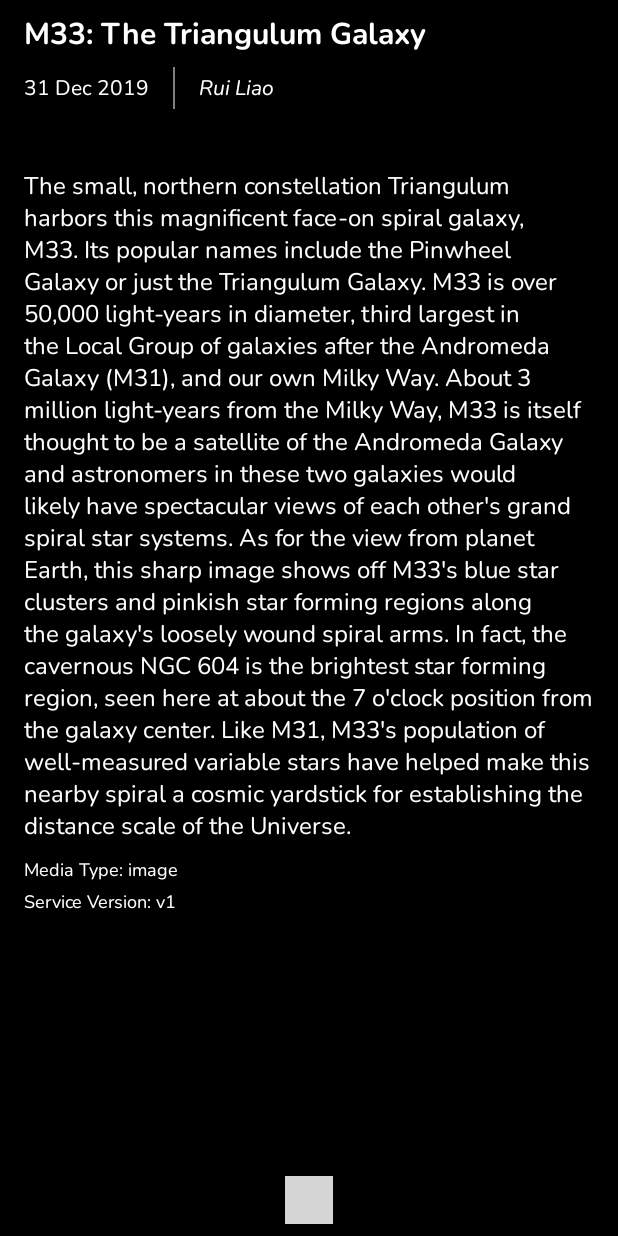
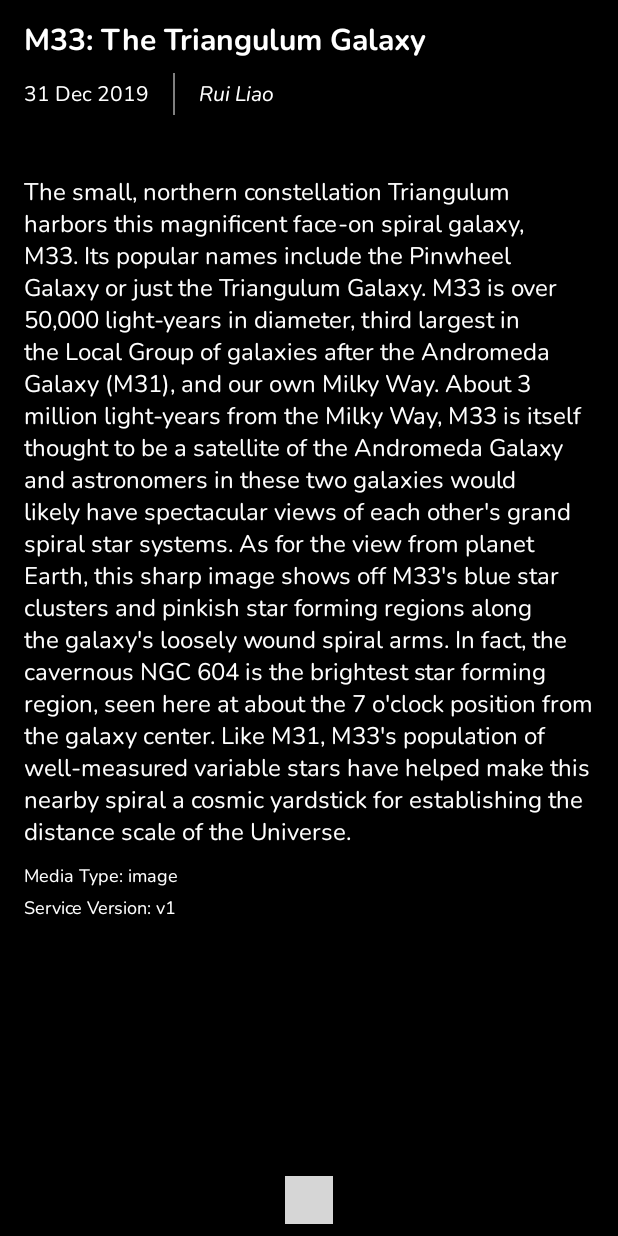
Before and after one commit to ljk15/obvious-apod, an Android app: the LandingFragmentDetails screen opened through its navigation route, on a phone screen of 412 x 824 dp. Run offline under Robolectric (Android 15) with nearby library versions, the phone set to English and light mode, and no system bars; our stand-ins replace Shimmer; libraries missing offline, so code that uses them is left out: androidx.palette.graphics, com.facebook.shimmer; plain views replace ScrollingPagerIndicator; 3 statements that could not run were skipped; grey boxes are pictures that could not be loaded.

Commit message:
Fix margin
Update git-res

```diff
--- a/app/src/main/res/layout-land/holder_details.xml
+++ b/app/src/main/res/layout-land/holder_details.xml
@@ -30,9 +30,10 @@
 
             <TextView
                 android:id="@+id/tvTitle"
+                style="@style/TextStyleTitle"
                 android:layout_width="0dp"
                 android:layout_height="wrap_content"
-                style="@style/TextStyleTitle"
+                android:layout_marginTop="4dp"
                 app:layout_constraintEnd_toEndOf="parent"
                 app:layout_constraintStart_toStartOf="parent"
                 app:layout_constraintTop_toTopOf="parent" />
--- a/app/src/main/res/layout/holder_details.xml
+++ b/app/src/main/res/layout/holder_details.xml
@@ -13,6 +13,7 @@
             style="@style/TextStyleTitle"
             android:layout_width="0dp"
             android:layout_height="wrap_content"
+            android:layout_marginTop="4dp"
             app:layout_constraintEnd_toEndOf="parent"
             app:layout_constraintStart_toStartOf="parent"
             app:layout_constraintTop_toTopOf="parent" />
```
Also changed, not shown: 4 other files.
